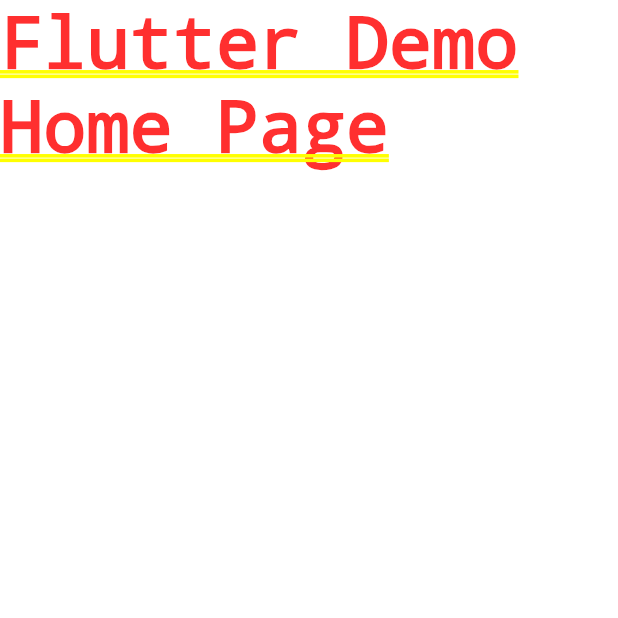
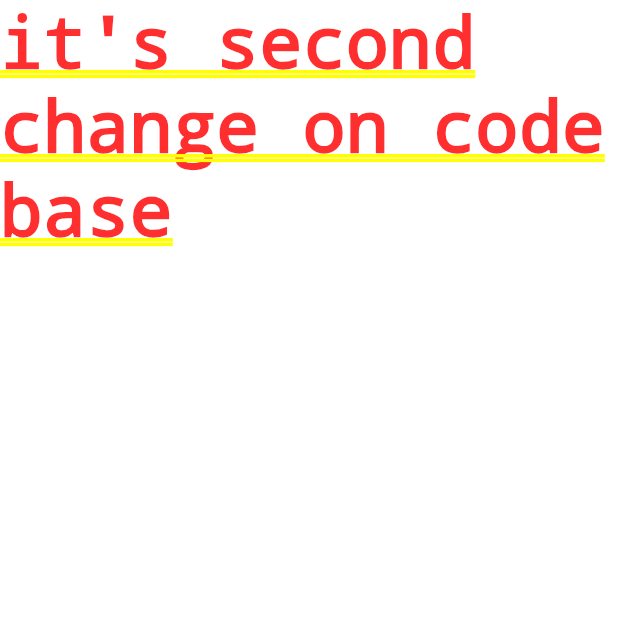
Before and after one commit to rovshenhojayev/Meals-App, a Flutter app: the screen it shows after launch, on a phone screen of 412 x 824 dp, the top half of it. Run offline on Flutter 3.47's test engine with Material 3 defaults, Android fonts, the phone set to English and light mode, and no system bars; our stand-ins replace google_fonts.

Commit message:
It's Second changes on code

```diff
--- a/lib/main.dart
+++ b/lib/main.dart
@@ -21,7 +21,7 @@ class App extends StatelessWidget {
   Widget build(BuildContext context) {
     final materialApp = MaterialApp(
       theme: theme,
-      home: Text('Flutter Demo Home Page'), // Todo ...,
+      home: Text('it\'s second change on code base'), // Todo ...,
     );
     return materialApp;
   }
```
